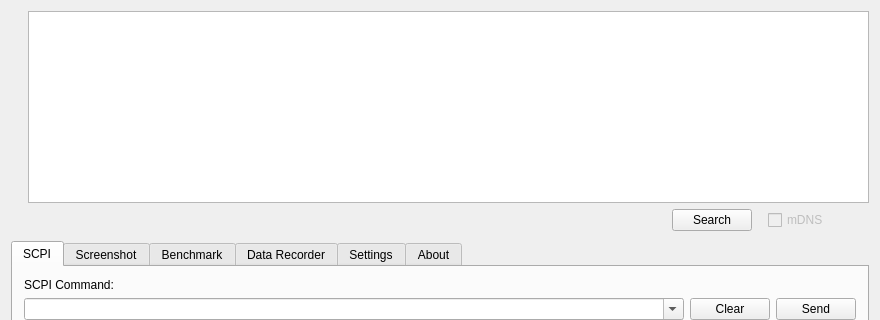
This is src/gui/lxi-gui/mainwindow.ui in lxi-tools/lxi-tools as Qt 5 draws it before an edit; both pictures show x 0 to 880 and y 0 to 320 of the 880 by 800 pixel window. The edited form follows.
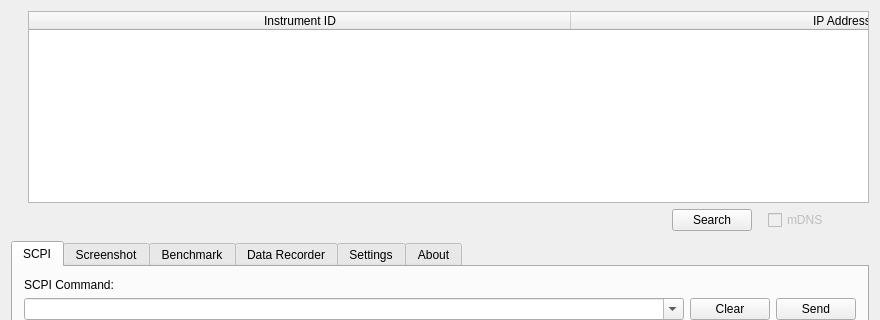
This is the edited form. Icons and pictures are not drawn. Custom widgets are drawn as their Qt base class.

Commit message: lxi-gui: Add X-axis title to data recorder chart

```diff
--- a/src/gui/lxi-gui/mainwindow.ui
+++ b/src/gui/lxi-gui/mainwindow.ui
@@ -87,7 +87,7 @@
            <bool>false</bool>
           </property>
           <attribute name="horizontalHeaderVisible">
-           <bool>false</bool>
+           <bool>true</bool>
           </attribute>
           <attribute name="horizontalHeaderDefaultSectionSize">
            <number>542</number>
```
The commit also changes 2 other files.
